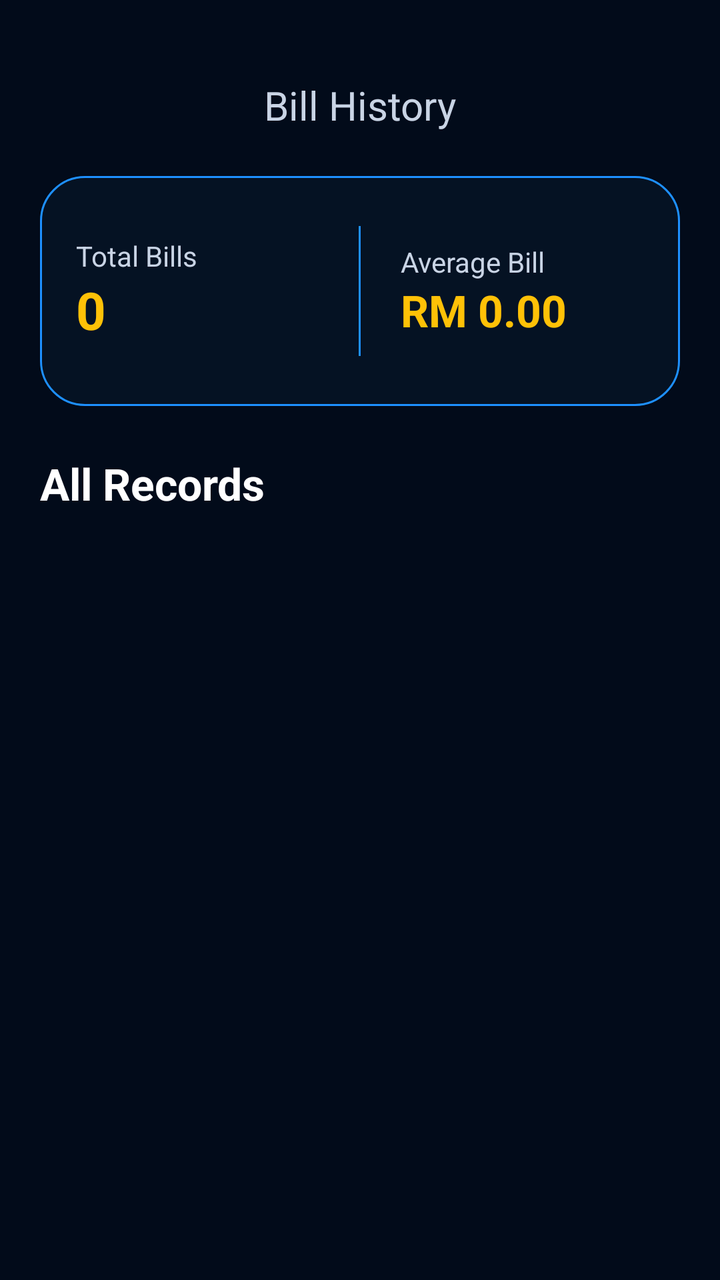
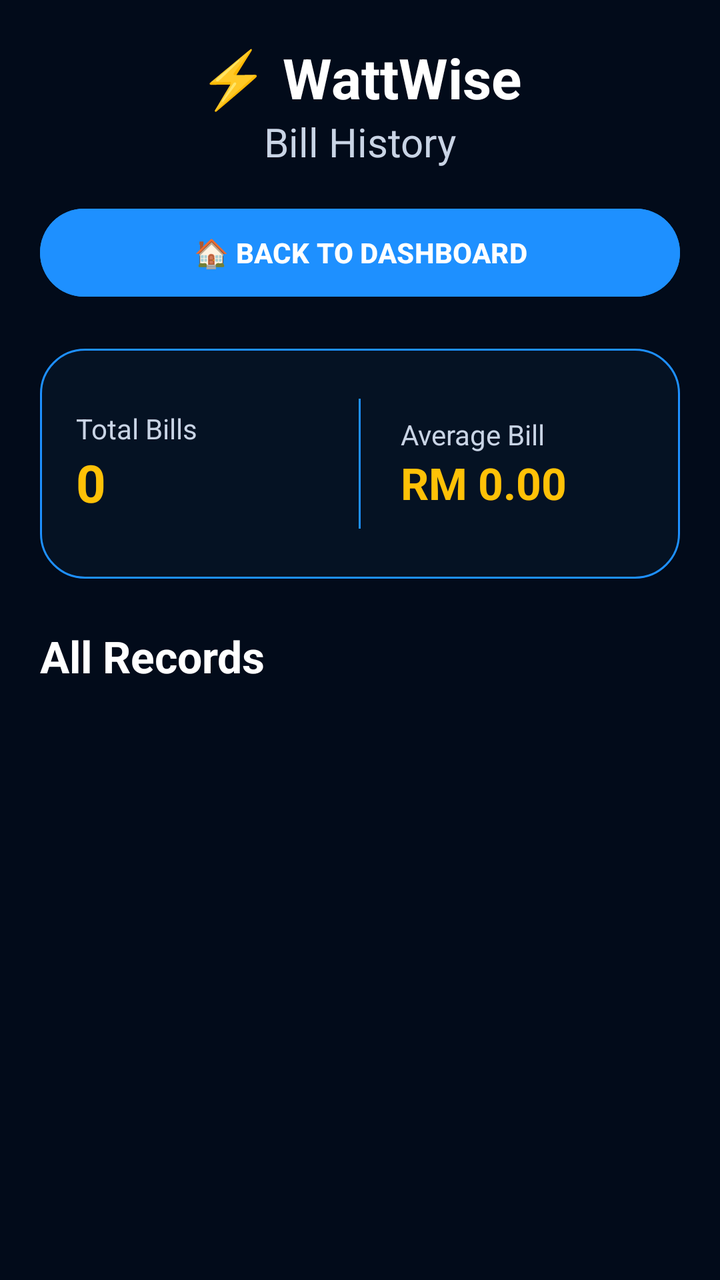

An Android layout rendered at two revisions. The XML below is the earlier revision; the diff shows what the commit changed to produce the second picture.
<!-- AndroidManifest.xml: application theme Theme.WattWise -->
<!-- res/layout/activity_history.xml -->
<?xml version="1.0" encoding="utf-8"?>
<FrameLayout xmlns:android="http://schemas.android.com/apk/res/android"
    android:layout_width="match_parent"
    android:layout_height="match_parent"
    android:background="#020B1A">

    <LinearLayout
        android:layout_width="match_parent"
        android:layout_height="match_parent"
        android:orientation="vertical"
        android:padding="20dp">

        <TextView
            android:layout_width="wrap_content"
            android:layout_height="wrap_content"
            android:layout_gravity="center_horizontal" />

        <TextView
            android:layout_width="wrap_content"
            android:layout_height="wrap_content"
            android:text="Bill History"
            android:textColor="#C9D4E5"
            android:textSize="20sp"
            android:layout_gravity="center_horizontal" />

        <LinearLayout
            android:layout_width="match_parent"
            android:layout_height="115dp"
            android:orientation="horizontal"
            android:background="@drawable/bg_dashboard_card"
            android:padding="18dp"
            android:gravity="center_vertical"
            android:layout_marginTop="22dp">

            <LinearLayout
                android:layout_width="0dp"
                android:layout_height="match_parent"
                android:layout_weight="1"
                android:orientation="vertical"
                android:gravity="center_vertical">

                <TextView
                    android:text="Total Bills"
                    android:textColor="#C9D4E5"
                    android:textSize="14sp"
                    android:layout_width="wrap_content"
                    android:layout_height="wrap_content" />

                <TextView
                    android:id="@+id/txtTotalBills"
                    android:text="0"
                    android:textColor="#FFC107"
                    android:textSize="26sp"
                    android:textStyle="bold"
                    android:layout_width="wrap_content"
                    android:layout_height="wrap_content" />
            </LinearLayout>

            <View
                android:layout_width="1dp"
                android:layout_height="65dp"
                android:background="#1E90FF" />

            <LinearLayout
                android:layout_width="0dp"
                android:layout_height="match_parent"
                android:layout_weight="1"
                android:orientation="vertical"
                android:gravity="center_vertical"
                android:paddingStart="20dp">

                <TextView
                    android:text="Average Bill"
                    android:textColor="#C9D4E5"
                    android:textSize="14sp"
                    android:layout_width="wrap_content"
                    android:layout_height="wrap_content" />

                <TextView
                    android:id="@+id/txtAverageBill"
                    android:text="RM 0.00"
                    android:textColor="#FFC107"
                    android:textSize="22sp"
                    android:textStyle="bold"
                    android:layout_width="wrap_content"
                    android:layout_height="wrap_content" />
            </LinearLayout>
        </LinearLayout>

        <TextView
            android:layout_width="wrap_content"
            android:layout_height="wrap_content"
            android:text="All Records"
            android:textColor="#FFFFFF"
            android:textSize="22sp"
            android:textStyle="bold"
            android:layout_marginTop="24dp"
            android:layout_marginBottom="12dp" />

        <TextView
            android:id="@+id/txtEmpty"
            android:layout_width="match_parent"
            android:layout_height="wrap_content"
            android:text=""
            android:textColor="#FFC107"
            android:textSize="15sp"
            android:gravity="center"
            android:layout_marginBottom="8dp" />

        <ListView
            android:id="@+id/listHistory"
            android:layout_width="match_parent"
            android:layout_height="0dp"
            android:layout_weight="1"
            android:divider="@android:color/transparent"
            android:dividerHeight="12dp"
            android:cacheColorHint="@android:color/transparent"
            android:background="@android:color/transparent" />

    </LinearLayout>

</FrameLayout>
<!-- resources referenced by this layout -->
<resources>
  <!-- drawable bg_dashboard_card (drawable) -->
  <?xml version="1.0" encoding="utf-8"?>
  <shape xmlns:android="http://schemas.android.com/apk/res/android">
      <solid android:color="#CC071426" />
      <corners android:radius="22dp" />
      <stroke android:width="1dp" android:color="#1E90FF" />
  </shape>
  <style name="Theme.WattWise" parent="Base.Theme.WattWise" />
  <style name="Base.Theme.WattWise" parent="Theme.Material3.DayNight.NoActionBar">
          
          
      </style>
</resources>

<!-- the commit's change to res/layout/activity_history.xml (unified diff, before → after) -->
@@ -13,6 +13,10 @@
         <TextView
             android:layout_width="wrap_content"
             android:layout_height="wrap_content"
+            android:text="⚡ WattWise"
+            android:textColor="#FFFFFF"
+            android:textSize="28sp"
+            android:textStyle="bold"
             android:layout_gravity="center_horizontal" />
 
         <TextView
@@ -23,6 +27,18 @@
             android:textSize="20sp"
             android:layout_gravity="center_horizontal" />
 
+        <Button
+            android:id="@+id/btnBackDashboard"
+            android:layout_width="match_parent"
+            android:layout_height="52dp"
+            android:text="🏠 BACK TO DASHBOARD"
+            android:textColor="#FFFFFF"
+            android:textSize="14sp"
+            android:textStyle="bold"
+            android:backgroundTint="#1E90FF"
+            android:layout_marginTop="16dp"
+            android:layout_marginBottom="10dp" />
+
         <LinearLayout
             android:layout_width="match_parent"
             android:layout_height="115dp"
@@ -30,7 +46,7 @@
             android:background="@drawable/bg_dashboard_card"
             android:padding="18dp"
             android:gravity="center_vertical"
-            android:layout_marginTop="22dp">
+            android:layout_marginTop="12dp">
 
             <LinearLayout
                 android:layout_width="0dp"
<!-- resource entries referenced after the edit -->
@@ -8,9 +8,8 @@
       <stroke android:width="1dp" android:color="#1E90FF" />
   </shape>
   <style name="Theme.WattWise" parent="Base.Theme.WattWise" />
-  <style name="Base.Theme.WattWise" parent="Theme.Material3.DayNight.NoActionBar">
-          
-          
+  <style name="Base.Theme.WattWise" parent="Theme.Material3.Light.NoActionBar">
+  
       </style>
 </resources>
 
